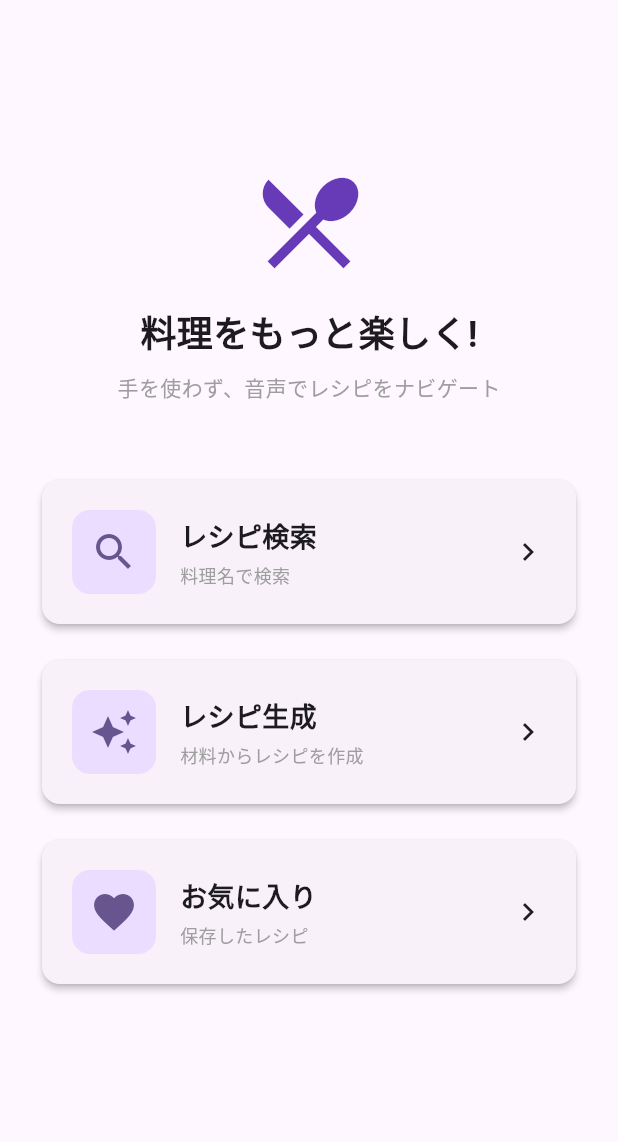
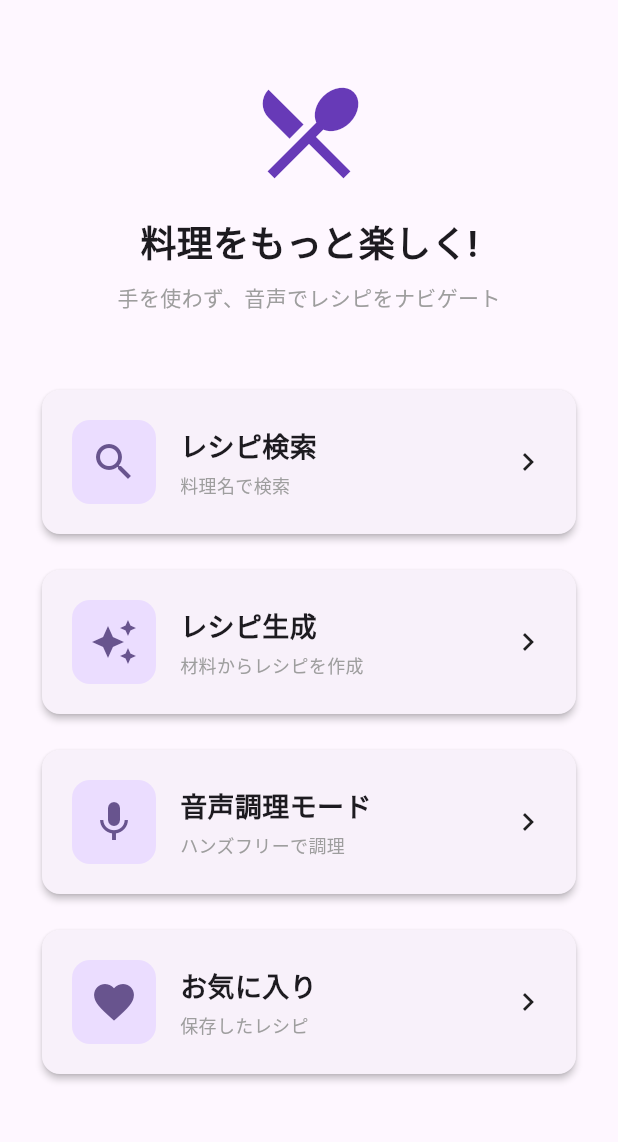
Before and after one commit to tobakuro/Cookhelper, a Flutter app: the screen it shows after launch, on a phone screen of 412 x 824 dp, the part 84-1226 px from its top. Run offline on Flutter 3.47's test engine with Material 3 defaults, Android fonts, the light colour scheme and no system bars; our stand-ins replace flutter_dotenv, google_generative_ai; missing offline and left inert: gemini_live.

Commit message:
ホーム画面に、gemini_liveの接続テスト画面へのボタンを設置（後で消す）

```diff
--- a/lib/screens/home_screen.dart
+++ b/lib/screens/home_screen.dart
@@ -2,6 +2,7 @@ import 'package:flutter/material.dart';
 import 'recipe_search_screen.dart';
 import 'recipe_generate_screen.dart';
 import 'favorites_screen.dart';
+import 'cooking_screen.dart';
 
 class HomeScreen extends StatelessWidget {
   const HomeScreen({super.key});
@@ -67,6 +68,21 @@ class HomeScreen extends StatelessWidget {
                     context,
                     MaterialPageRoute(
                       builder: (context) => const RecipeGenerateScreen(),
+                    ),
+                  );
+                },
+              ),
+              const SizedBox(height: 16),
+              _buildMenuButton(
+                context,
+                icon: Icons.mic,
+                label: '音声調理モード',
+                description: 'ハンズフリーで調理',
+                onTap: () {
+                  Navigator.push(
+                    context,
+                    MaterialPageRoute(
+                      builder: (context) => const CookingScreen(),
                     ),
                   );
                 },
```
